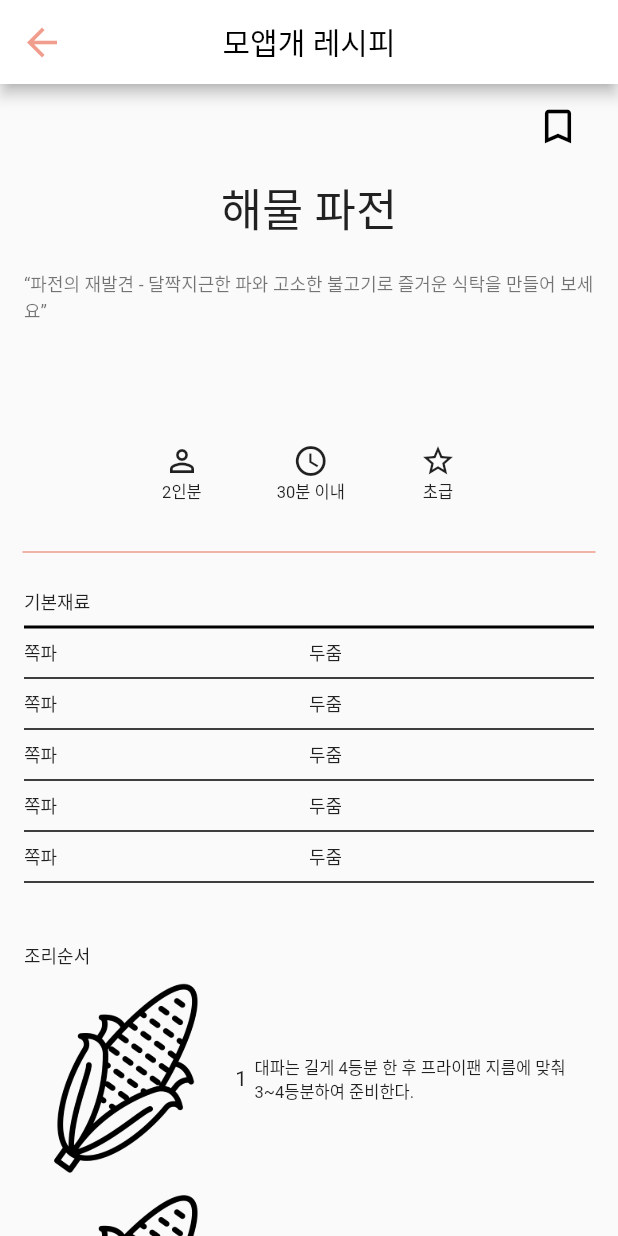
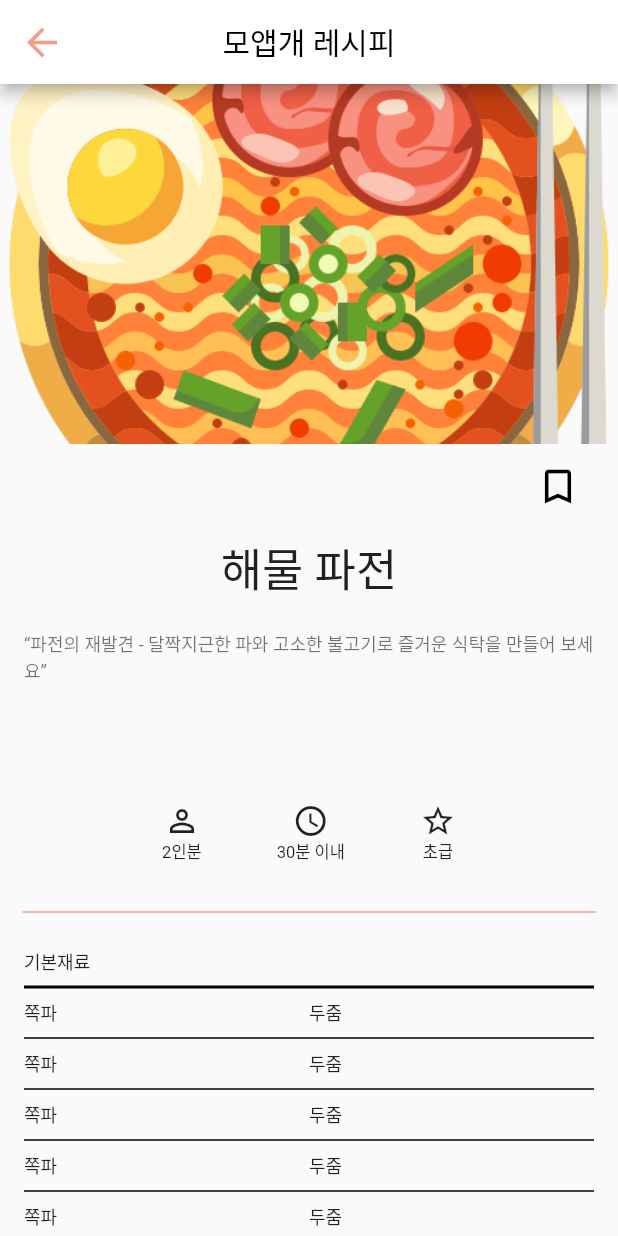
Before and after one commit to KiwonMoon/recipeproj, a Flutter app: the RecipeDetailPage screen opened directly, on a phone screen of 412 x 824 dp. Run offline on Flutter 3.47's test engine with Material 2 defaults, Android fonts, the phone set to English and light mode, and no system bars; our stand-ins replace cloud_firestore, firebase_auth, firebase_core, firebase_storage, google_sign_in; accounts and stored records are empty.

Commit message:
KangHyi Error Modified 01

```diff
--- a/lib/main.dart
+++ b/lib/main.dart
@@ -1,5 +1,5 @@
 import 'package:flutter/material.dart';
-import 'ingredient.dart';
+// import 'ingredient.dart';
 import 'package:firebase_core/firebase_core.dart';
 import 'model/login.dart';
 
--- a/lib/recipedetailpage.dart
+++ b/lib/recipedetailpage.dart
@@ -26,6 +26,12 @@ class RecipeDetailPage extends StatelessWidget {
         child: Container(
           child: Column(
             children: [
+              Image.asset(
+                'images/category/ramen.png',
+                width: 600,
+                height: 240,
+                fit: BoxFit.cover,
+              ),
               ListTile(
                 trailing: IconButton(
                   icon: Icon(Icons.bookmark_border_outlined, color: Colors.black, size: 30.0,),
@@ -186,25 +192,28 @@ class RecipeDetailPage extends StatelessWidget {
                     ),
                     ListView.builder(
                       shrinkWrap: true,
-                      itemCount: 5,
+                      itemCount: 3,
                       itemBuilder: (BuildContext context, int index){
                         return Container(
                           margin: EdgeInsets.only(bottom: 5.0),
                           child: Row(
                             children: [
                               Flexible(
-                                flex: 3,
+                                flex: 7,
                                 child: Image.asset('images/grain/corn.png',),
                               ),
-                              Container(
-                                margin: EdgeInsets.only(left: 5.0, right: 5.0),
-                                child: Flexible(
-                                  flex: 1,
-                                  child: Text('1'),
-                                ),
+                              Spacer(
+                                flex: 1,
                               ),
                               Flexible(
-                                flex: 5,
+                                flex: 1,
+                                child: Text('1'),
+                              ),
+                              Spacer(
+                                flex: 1,
+                              ),
+                              Flexible(
+                                flex: 10,
                                 child: Text('대파는 길게 4등분 한 후 프라이팬 지름에 맞춰 3~4등분하여 준비한다.', style: TextStyle(fontSize: 11.0),),
                               ),
                             ],
```
Also changed, not shown: pubspec.lock.
